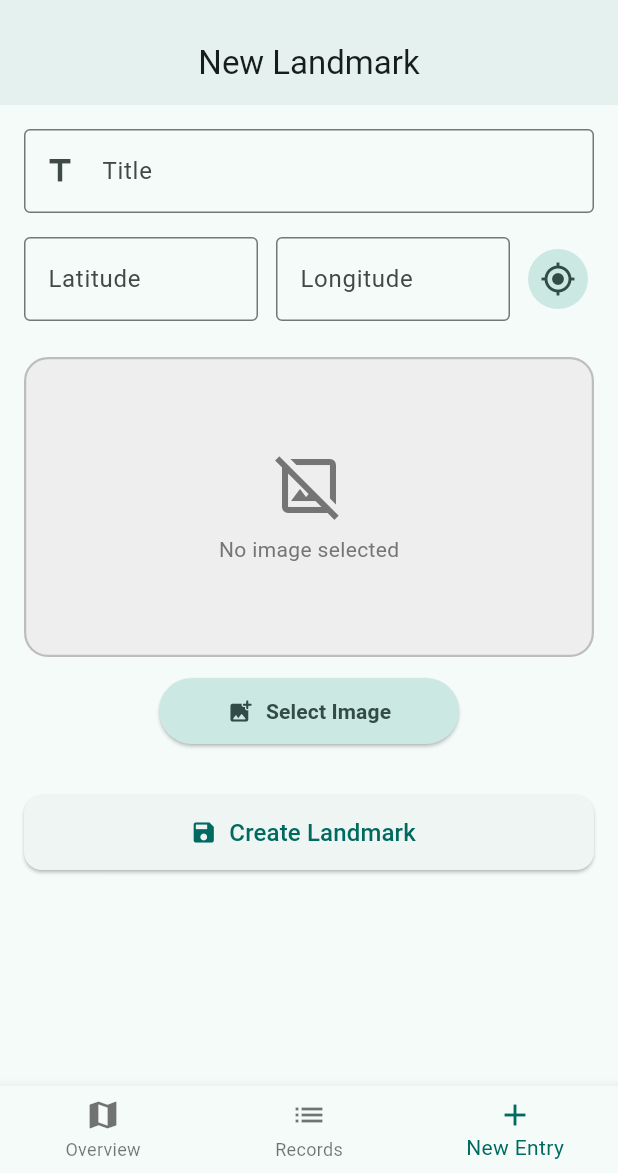
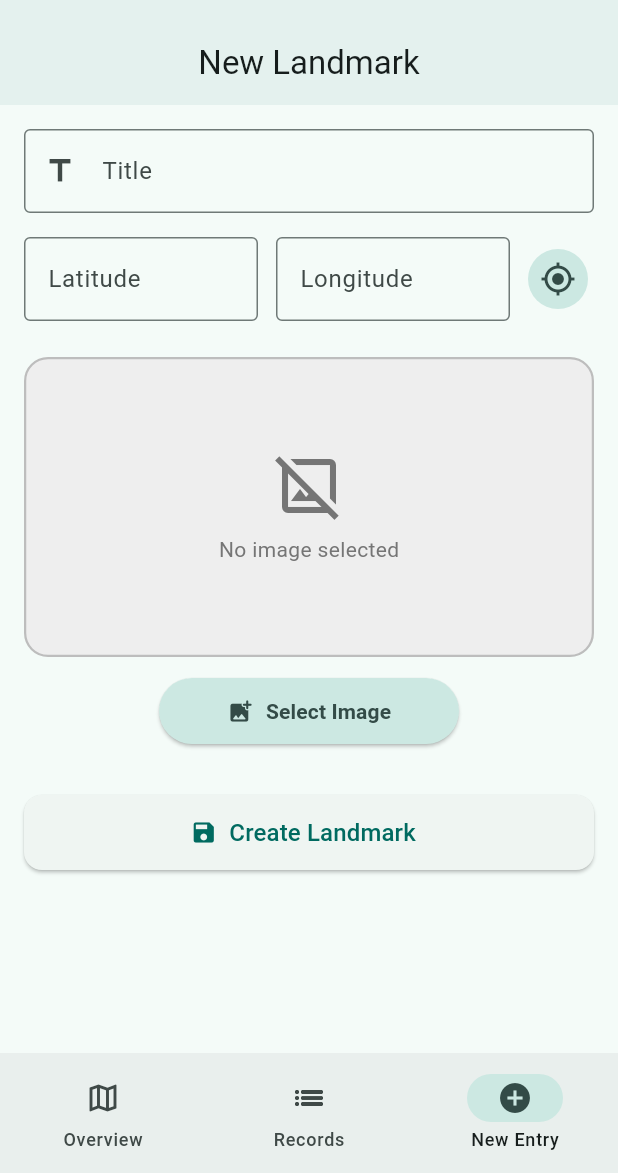
Before and after one commit to far-han12/cse489_lab, a Flutter app: the screen it shows after launch, item 3 of the bottom bar chosen, on a phone screen of 412 x 824 dp, the part 63-1236 px from its top. Run offline on Flutter 3.47's test engine with Material 3 defaults, Android fonts, the phone set to English and light mode, and no system bars; our stand-ins replace geolocator, google_maps_flutter, image_picker, sqflite; accounts and stored records are empty; network calls fail.

Commit message:
ui: replaced BottomNavigationBar with Material 3 NavigationBar for better selection visibility

```diff
--- a/lib/main.dart
+++ b/lib/main.dart
@@ -177,13 +177,25 @@ class _LandmarkAppState extends State<LandmarkApp> {
             if (_loading) const Center(child: CircularProgressIndicator()),
           ],
         ),
-        bottomNavigationBar: BottomNavigationBar(
-          currentIndex: _currentIndex,
-          onTap: (index) => setState(() => _currentIndex = index),
-          items: const [
-            BottomNavigationBarItem(icon: Icon(Icons.map), label: 'Overview'),
-            BottomNavigationBarItem(icon: Icon(Icons.list), label: 'Records'),
-            BottomNavigationBarItem(icon: Icon(Icons.add), label: 'New Entry'),
+        bottomNavigationBar: NavigationBar(
+          selectedIndex: _currentIndex,
+          onDestinationSelected: (index) => setState(() => _currentIndex = index),
+          destinations: const [
+            NavigationDestination(
+              icon: Icon(Icons.map_outlined),
+              selectedIcon: Icon(Icons.map),
+              label: 'Overview',
+            ),
+            NavigationDestination(
+              icon: Icon(Icons.list_outlined),
+              selectedIcon: Icon(Icons.list),
+              label: 'Records',
+            ),
+            NavigationDestination(
+              icon: Icon(Icons.add_circle_outline),
+              selectedIcon: Icon(Icons.add_circle),
+              label: 'New Entry',
+            ),
           ],
         ),
       ),
```
